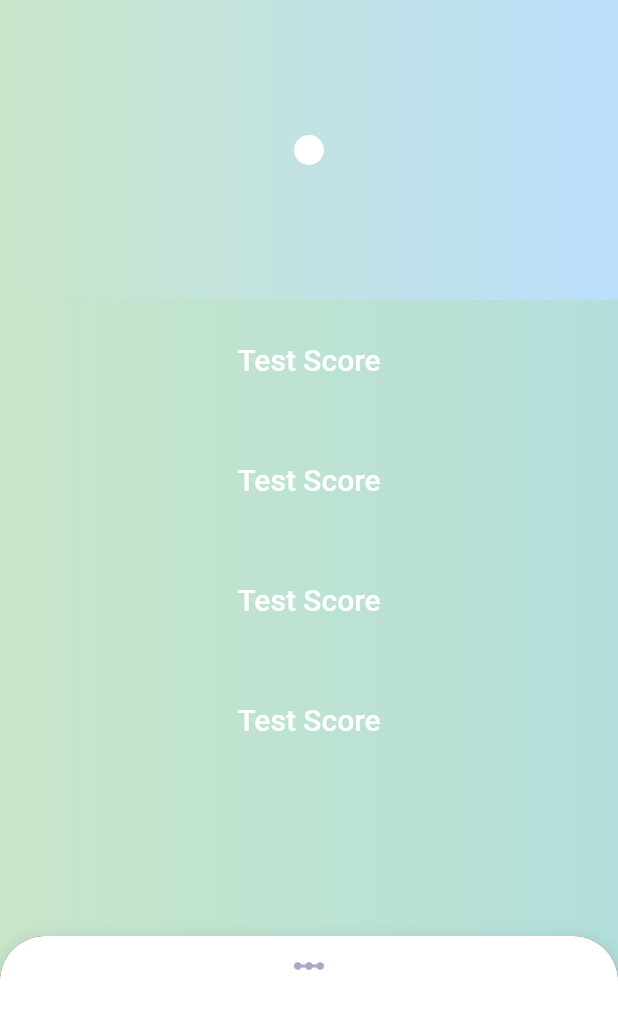
After one commit to AadumKhor/payment_app_ui, a Flutter app: the screen it shows after launch, on a phone screen of 412 x 824 dp. The commit adds this screen. Shown: the top 1018 px of the screen. Run offline on Flutter 3.47's test engine with Material 2 defaults, Android fonts, the phone set to English and light mode, and no system bars.

Commit message:
Separated the first panel

```diff
--- /dev/null
+++ b/lib/screens/first_panel.dart
@@ -0,0 +1,96 @@
+import 'package:flutter/material.dart';
+
+// *******************************************
+/* */
+// *******************************************
+
+class FirstPanel extends StatefulWidget {
+  @override
+  _FirstPanelState createState() => _FirstPanelState();
+}
+
+class _FirstPanelState extends State<FirstPanel> {
+  @override
+  Widget build(BuildContext context) {
+    return new Container(
+            decoration: new BoxDecoration(
+                gradient: LinearGradient(
+      begin: Alignment.centerLeft,
+      end: Alignment.centerRight,
+      colors: [Colors.green[100], Colors.teal[100]])),
+            child: Column(
+              mainAxisAlignment: MainAxisAlignment.start,
+              children: <Widget>[
+                //this Container contains the sign in info of the parent
+                //it will show the image fetched from sign in if any
+                //and will also show the name and id of the parent
+                new Container(
+    height: 200.0,
+    width: double.infinity,
+    decoration: new BoxDecoration(
+        gradient: LinearGradient(
+            begin: Alignment.centerLeft,
+            end: Alignment.centerRight,
+            colors: [Colors.green[100], Colors.blue[100]])),
+    child: Column(
+      mainAxisAlignment: MainAxisAlignment.center,
+      crossAxisAlignment: CrossAxisAlignment.center,
+      children: <Widget>[
+        new Container(
+          width: 20.0,
+          height: 20.0,
+          decoration: BoxDecoration(
+              borderRadius: BorderRadius.circular(10.0),
+              color: Colors.white),
+        )
+      ],
+    ),
+                ),
+
+                //the various options begin from here
+                //we can modify these options later on
+
+                Padding(
+    padding: const EdgeInsets.all(16.0),
+    child: new FlatButton(
+      child: new Text(
+        'Test Score',
+        style: TextStyle(fontSize: 20.0),
+      ),
+      onPressed: () {},
+    ),
+                ),
+                Padding(
+    padding: const EdgeInsets.all(16.0),
+    child: new FlatButton(
+      child: new Text(
+        'Test Score',
+        style: TextStyle(fontSize: 20.0),
+      ),
+      onPressed: () {},
+    ),
+                ),
+                Padding(
+    padding: const EdgeInsets.all(16.0),
+    child: new FlatButton(
+      child: new Text(
+        'Test Score',
+        style: TextStyle(fontSize: 20.0),
+      ),
+      onPressed: () {},
+    ),
+                ),
+                Padding(
+    padding: const EdgeInsets.all(16.0),
+    child: new FlatButton(
+      child: new Text(
+        'Test Score',
+        style: TextStyle(fontSize: 20.0),
+      ),
+      onPressed: () {},
+    ),
+                )
+              ],
+            ));
+    }
+}
```
Also changed, not shown: lib/screens/homescreen.dart (+81 -79 lines).
